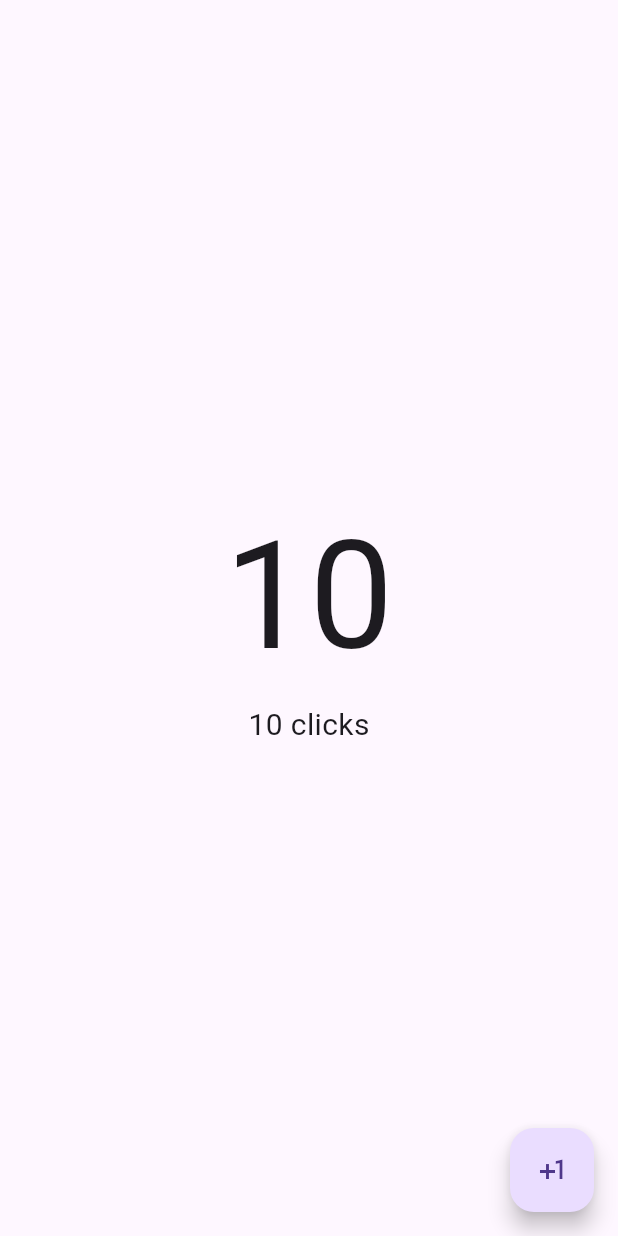
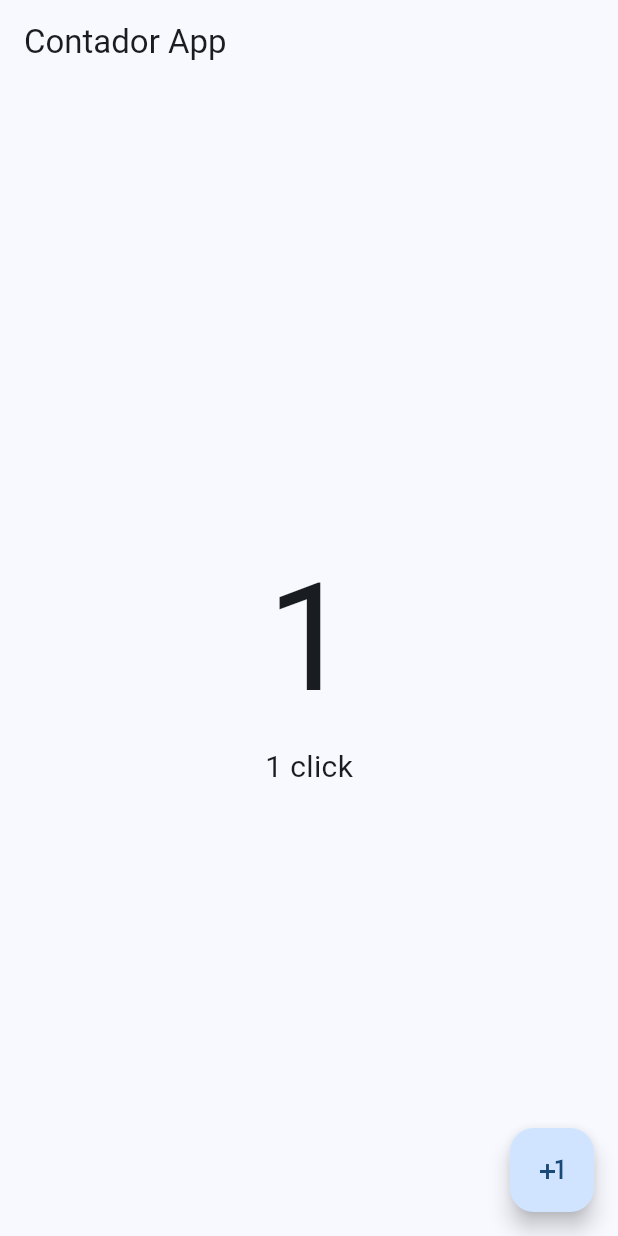
Before and after one commit to programadorlcgv/Contador_Flutter, a Flutter app: the screen it shows after launch, after a tap on the "plus one" icon, on a phone screen of 412 x 824 dp. Run offline on Flutter 3.47's test engine with Material 3 defaults, Android fonts, the phone set to English and light mode, and no system bars.

Commit message:
Funcionalidad añadida: la pantalla cambia y muestra el contador al presionar '+1

```diff
--- a/contador_app/lib/main.dart
+++ b/contador_app/lib/main.dart
@@ -12,6 +12,9 @@ class MyApp extends StatelessWidget {
   Widget build(BuildContext context) {
     return MaterialApp(
       debugShowCheckedModeBanner:  false,
+      theme: ThemeData(
+        colorSchemeSeed: Colors.blue
+      ),
       home: Scaffold(
         body: CounterScreen() ,
       )
--- a/contador_app/lib/presentation/screens/counter_screen.dart
+++ b/contador_app/lib/presentation/screens/counter_screen.dart
@@ -1,23 +1,41 @@
 import 'package:flutter/material.dart';
 
-class CounterScreen extends StatelessWidget {
+class CounterScreen extends StatefulWidget {
+
+
   const CounterScreen({super.key});
+
+  @override
+  State<CounterScreen> createState() => _CounterScreenState();
+}
+
+class _CounterScreenState extends State<CounterScreen> {
+
+  int clickCounter = 0;
 
   @override
   Widget build(BuildContext context) {
     return Scaffold(
+      appBar: AppBar(
+        title: Text('Contador App'),),
       body: Center(
         child: Column(
           mainAxisAlignment: MainAxisAlignment.center,
           children: [
-            Text('10',style: TextStyle(fontSize: 100, fontWeight: FontWeight.w400),),
-            Text('10 clicks', style: TextStyle(fontSize: 20),)
+            Text('$clickCounter',style: TextStyle(fontSize: 100, fontWeight: FontWeight.w400),),
+            Text('$clickCounter click${clickCounter == 1 ? '' : 's'}', style: TextStyle(fontSize: 20),)
           ],
         ),
       ),
       floatingActionButton: FloatingActionButton(
-        onPressed: () {},
-        child: Icon(Icons.plus_one_outlined),),
+        onPressed: () {
+          setState(() {
+            clickCounter++;
+          });
+
+        },
+        child: Icon(Icons.plus_one_outlined),
+      ),
     );
   }
 }
```
